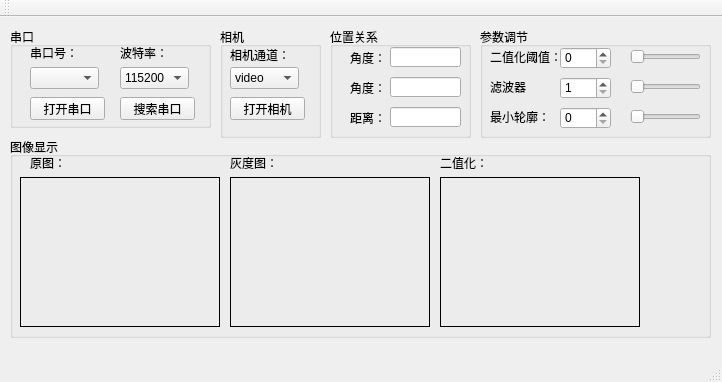
Old version of the form Upper/mainwindow.ui in the repository zhuChengChao/GraduateDesign_Upper.
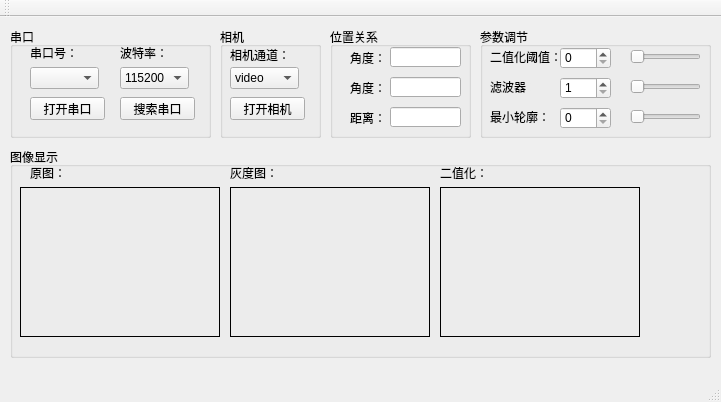
New version of the form.

```diff
--- a/Upper/mainwindow.ui
+++ b/Upper/mainwindow.ui
@@ -6,8 +6,8 @@
    <rect>
     <x>0</x>
     <y>0</y>
-    <width>722</width>
-    <height>382</height>
+    <width>721</width>
+    <height>402</height>
    </rect>
   </property>
   <property name="windowTitle">
@@ -20,7 +20,7 @@
       <x>10</x>
       <y>10</y>
       <width>201</width>
-      <height>101</height>
+      <height>111</height>
      </rect>
     </property>
     <property name="title">
@@ -182,9 +182,9 @@
     <property name="geometry">
      <rect>
       <x>10</x>
-      <y>120</y>
+      <y>130</y>
       <width>701</width>
-      <height>201</height>
+      <height>211</height>
      </rect>
     </property>
     <property name="title">
```
Left out of the diff: 2 changed lines with no effect on the pictures.
